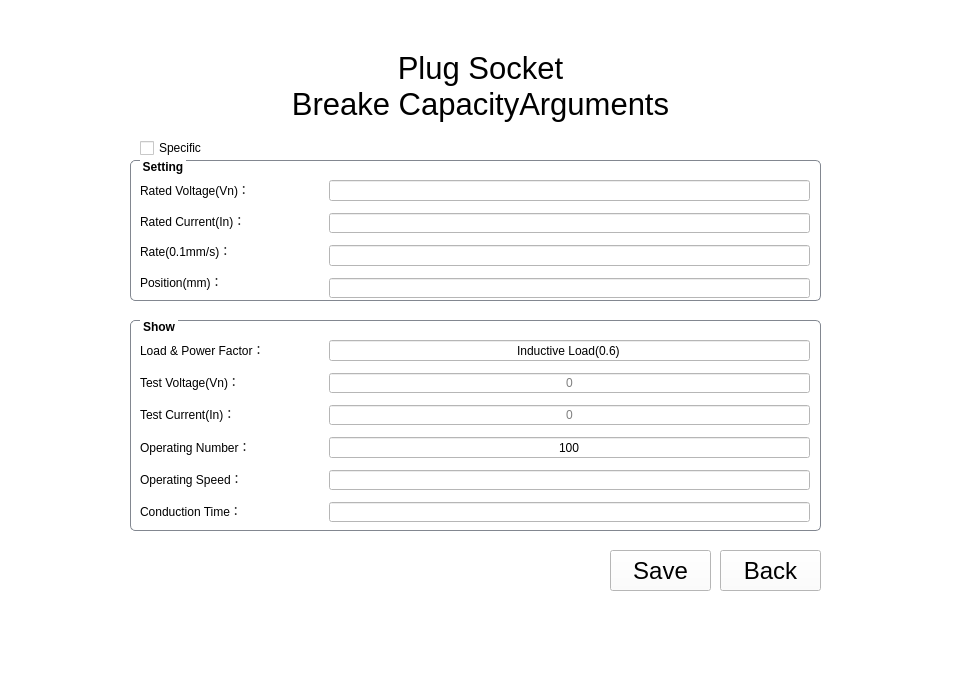
This is ElectricalAccessories/formdisplay.ui in ColTam/tonstep as Qt 5 draws it before an edit. The edited form follows.
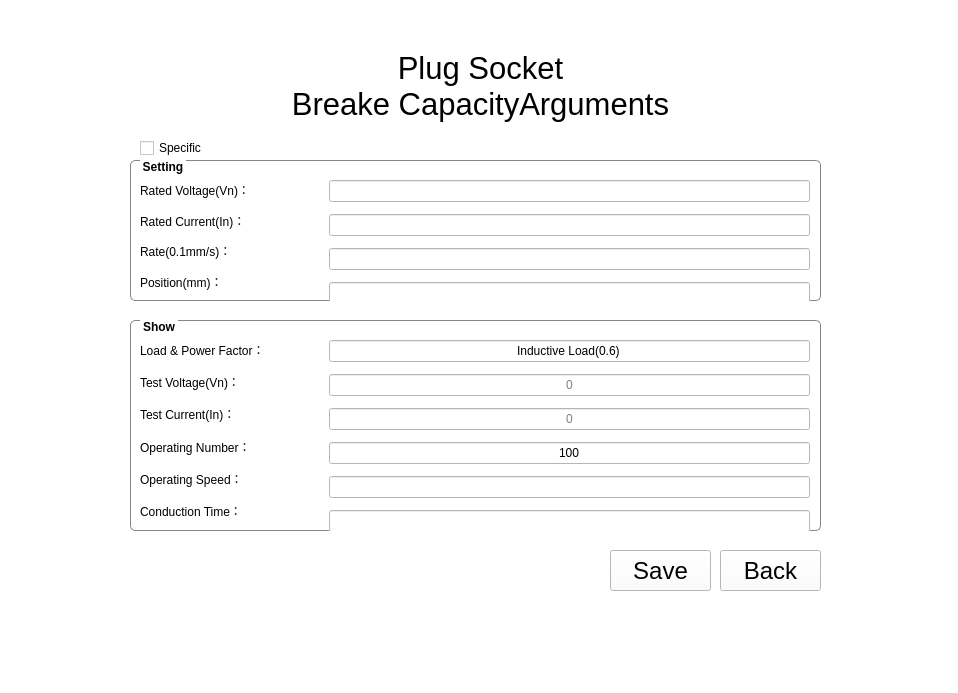
This is the edited form. The open tabs and pages were chosen to show the change. Icons and pictures are not drawn.

Diff of the .ui file:
```diff
--- a/ElectricalAccessories/formdisplay.ui
+++ b/ElectricalAccessories/formdisplay.ui
@@ -3454,7 +3454,7 @@
         <x>199</x>
         <y>20</y>
         <width>481</width>
-        <height>118</height>
+        <height>126</height>
        </rect>
       </property>
       <layout class="QGridLayout" name="gridLayout_36">
@@ -3734,7 +3734,7 @@
         <x>199</x>
         <y>20</y>
         <width>481</width>
-        <height>182</height>
+        <height>194</height>
        </rect>
       </property>
       <layout class="QGridLayout" name="gridLayout_37">
```
Left out of the diff: 28 changed lines with no effect on the pictures.
